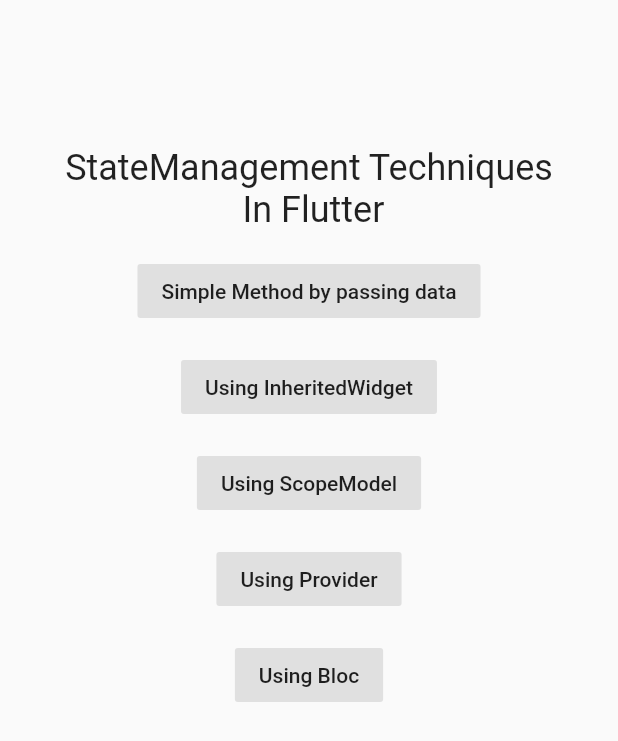
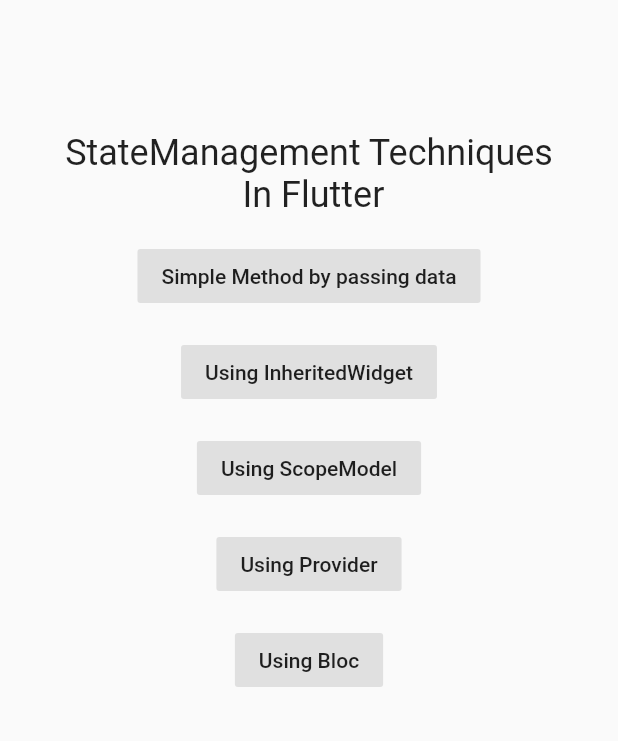
Before and after one commit to uzairleo/stateManagement_techniques, a Flutter app: the screen it shows after launch, on a phone screen of 412 x 824 dp. Shown: the top 741 px of the screen. Run offline on Flutter 3.47's test engine with Material 2 defaults, Android fonts, the phone set to English and light mode, and no system bars.

Commit message:
minor changes

```diff
--- a/lib/main.dart
+++ b/lib/main.dart
@@ -27,7 +27,7 @@ class DashBoard extends StatelessWidget {
         child: Column(
           mainAxisAlignment: MainAxisAlignment.start,
           children: <Widget>[
-            SizedBox(height: 90),
+            SizedBox(height: 80),
             Padding(
               padding: const EdgeInsets.all(8.0),
               child: Text(
@@ -48,7 +48,7 @@ class DashBoard extends StatelessWidget {
             _buttonWidget(
               context: context,
               title: "Using ScopeModel",
-              screen: ScopeModelEx(),
+              screen: ScopedModelEx(),
             ),
             _buttonWidget(
               context: context,
@@ -56,7 +56,9 @@ class DashBoard extends StatelessWidget {
               screen: ProviderEx(),
             ),
             _buttonWidget(
-                context: context, title: "Using Bloc", screen: BLocEx())
+                context: context, title: "Using Bloc", screen: BLocEx()),
+
+            // info(),
           ],
         ),
       ),
```
